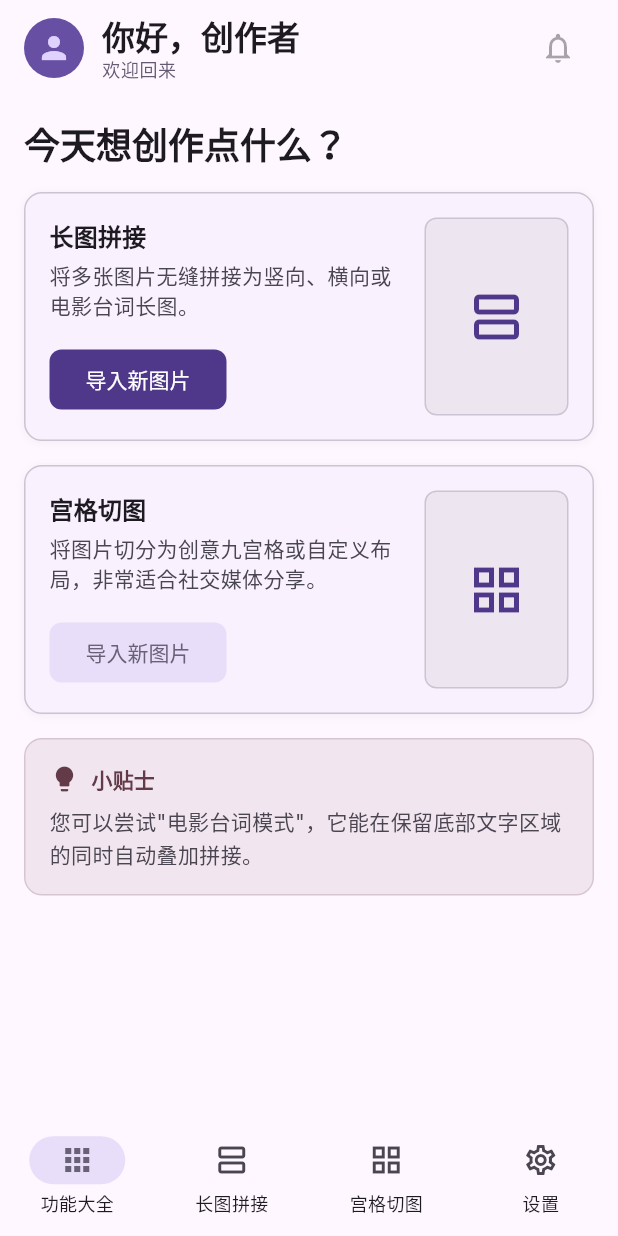
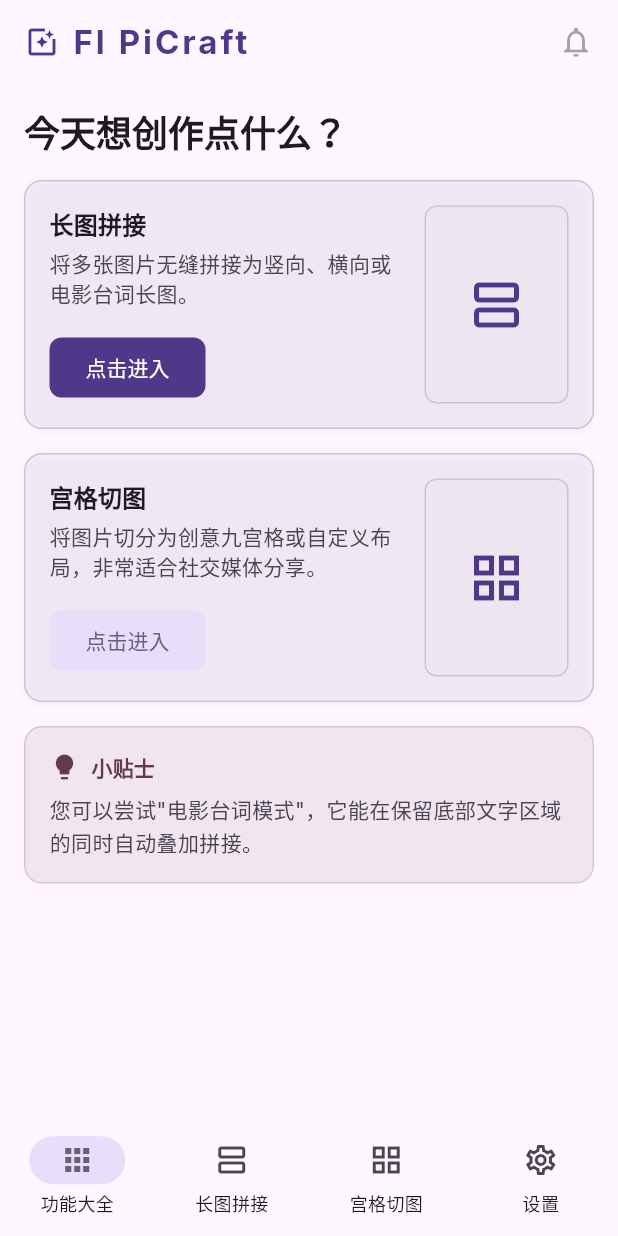
Before and after one commit to RebornQ/fl_picraft, a Flutter app: the screen it shows after launch, on a phone screen of 412 x 824 dp. Run offline on Flutter 3.47's test engine with Material 3 defaults, Android fonts, the light colour scheme and no system bars; our stand-ins replace file_picker, flutter_riverpod, go_router, google_fonts, image_picker, reorderables and 1 more; missing offline and left inert: dart:js_interop, gal, super_clipboard, super_drag_and_drop.

Commit message:
chore: fix UI

```diff
--- a/lib/features/home/presentation/screens/home_screen.dart
+++ b/lib/features/home/presentation/screens/home_screen.dart
@@ -32,7 +32,44 @@ class HomeScreen extends ConsumerWidget {
 
   @override
   Widget build(BuildContext context, WidgetRef ref) {
-    return const Scaffold(body: SafeArea(child: _HomeBody()));
+    final colorScheme = Theme.of(context).colorScheme;
+    return Scaffold(
+      appBar: AppBar(
+        title: Row(
+          mainAxisSize: MainAxisSize.min,
+          children: [
+            Icon(
+              Icons.photo_filter_outlined,
+              color: colorScheme.primary,
+              size: 24,
+            ),
+            const SizedBox(width: 8),
+            Text(
+              'Fl PiCraft',
+              style: Theme.of(context).textTheme.titleLarge?.copyWith(
+                color: colorScheme.primary,
+                fontWeight: FontWeight.w700,
+                letterSpacing: 2,
+              ),
+            ),
+          ],
+        ),
+        actions: [
+          Padding(
+            padding: EdgeInsets.all(4),
+            child: IconButton(
+              icon: const Icon(Icons.notifications_outlined),
+              tooltip: '通知（即将推出）',
+              // Notification center is not part of the MVP — leave the
+              // affordance visible (matches the mockup) but render it
+              // disabled so users get the right "coming soon" cue.
+              onPressed: null,
+            ),
+          ),
+        ],
+      ),
+      body: SafeArea(child: _HomeBody()),
+    );
   }
 }
 
@@ -50,50 +87,43 @@ class _HomeBody extends StatelessWidget {
       padding: const EdgeInsets.only(bottom: 24),
       children: [
         // Greeting header.
-        Padding(
-          padding: const EdgeInsets.fromLTRB(16, 8, 16, 8),
-          child: Row(
-            children: [
-              CircleAvatar(
-                radius: 20,
-                backgroundColor: colorScheme.primaryContainer,
-                child: Icon(
-                  Icons.person,
-                  color: colorScheme.onPrimaryContainer,
-                ),
-              ),
-              const SizedBox(width: 12),
-              Expanded(
-                child: Column(
-                  crossAxisAlignment: CrossAxisAlignment.start,
-                  children: [
-                    Text(
-                      '你好，创作者',
-                      style: textTheme.titleLarge?.copyWith(
-                        fontWeight: FontWeight.bold,
-                        color: colorScheme.onSurface,
-                      ),
-                    ),
-                    Text(
-                      '欢迎回来',
-                      style: textTheme.bodySmall?.copyWith(
-                        color: colorScheme.secondary,
-                      ),
-                    ),
-                  ],
-                ),
-              ),
-              IconButton(
-                icon: const Icon(Icons.notifications_outlined),
-                tooltip: '通知（即将推出）',
-                // Notification center is not part of the MVP — leave the
-                // affordance visible (matches the mockup) but render it
-                // disabled so users get the right "coming soon" cue.
-                onPressed: null,
-              ),
-            ],
-          ),
-        ),
+        // TODO 备注：勿删，保留备用
+        // Padding(
+        //   padding: const EdgeInsets.fromLTRB(16, 8, 16, 8),
+        //   child: Row(
+        //     children: [
+        //       CircleAvatar(
+        //         radius: 20,
+        //         backgroundColor: colorScheme.primaryContainer,
+        //         child: Icon(
+        //           Icons.person,
+        //           color: colorScheme.onPrimaryContainer,
+        //         ),
+        //       ),
+        //       const SizedBox(width: 12),
+        //       Expanded(
+        //         child: Column(
+        //           crossAxisAlignment: CrossAxisAlignment.start,
+        //           children: [
+        //             Text(
+        //               '你好，创作者',
+        //               style: textTheme.titleLarge?.copyWith(
+        //                 fontWeight: FontWeight.bold,
+        //                 color: colorScheme.onSurface,
+        //               ),
+        //             ),
+        //             Text(
+        //               '欢迎回来',
+        //               style: textTheme.bodySmall?.copyWith(
+        //                 color: colorScheme.secondary,
+        //               ),
+        //             ),
+        //           ],
+        //         ),
+        //       ),
+        //     ],
+        //   ),
+        // ),
         // Section title.
         Padding(
           padding: const EdgeInsets.fromLTRB(16, 16, 16, 16),
@@ -135,14 +165,14 @@ class _FeatureCardsLayout extends StatelessWidget {
     final longStitchCard = FeatureCard(
       title: '长图拼接',
       description: '将多张图片无缝拼接为竖向、横向或电影台词长图。',
-      actionLabel: '导入新图片',
+      actionLabel: '点击进入',
       icon: Icons.view_agenda_outlined,
       onActionPressed: () => context.go('/stitch'),
     );
     final gridCard = FeatureCard(
       title: '宫格切图',
       description: '将图片切分为创意九宫格或自定义布局，非常适合社交媒体分享。',
-      actionLabel: '导入新图片',
+      actionLabel: '点击进入',
       icon: Icons.grid_view_outlined,
       primaryAction: false,
       onActionPressed: () => context.go('/grid'),
--- a/lib/features/home/presentation/widgets/feature_card.dart
+++ b/lib/features/home/presentation/widgets/feature_card.dart
@@ -39,10 +39,16 @@ class FeatureCard extends StatelessWidget {
             foregroundColor: colorScheme.onSecondaryContainer,
           );
 
-    return Container(
+    return Material(
+      color: colorScheme.surfaceContainerLow,
+      borderRadius: BorderRadius.circular(12),
+      child: InkWell(
+        borderRadius: BorderRadius.circular(12),
+        onTap: onActionPressed,
+        child: Container(
           padding: const EdgeInsets.all(16),
           decoration: BoxDecoration(
-        color: colorScheme.surfaceContainerLow,
+            // color: colorScheme.surfaceContainerLow,
             borderRadius: BorderRadius.circular(12),
             border: Border.all(color: colorScheme.outlineVariant),
             boxShadow: [
@@ -108,6 +114,8 @@ class FeatureCard extends StatelessWidget {
               ],
             ),
           ),
+        ),
+      ),
     );
   }
 }
--- a/lib/features/long_stitch/presentation/widgets/stitch_controls_sheet.dart
+++ b/lib/features/long_stitch/presentation/widgets/stitch_controls_sheet.dart
@@ -43,7 +43,10 @@ class StitchControlsSheet extends StatelessWidget {
       clipBehavior: Clip.antiAlias,
       child: ConstrainedBox(
         constraints: BoxConstraints(maxHeight: maxHeight),
-        child: const SingleChildScrollView(child: StitchControlsPanel()),
+        child: const SingleChildScrollView(
+          padding: EdgeInsets.only(bottom: 80),
+          child: StitchControlsPanel(),
+        ),
       ),
     );
   }
```
Also changed, not shown: lib/features/grid/presentation/screens/grid_editor_screen.dart (+8 -5 lines), lib/features/long_stitch/presentation/screens/stitch_editor_screen.dart (+32 -15 lines). Lines whose indentation alone changed are shown as unchanged.
